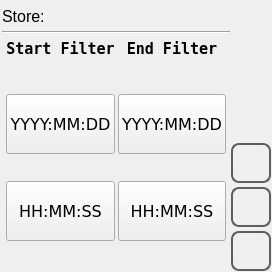
First picture: the form in qt_library/ATCMstore/store_filter.ui, repository MECTsrl/mect_plugins, before the edit.
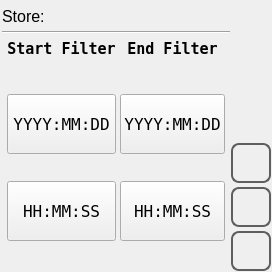
Second picture: the form after the edit. Icons and pictures are not drawn.

Patch:
```diff
--- a/qt_library/ATCMstore/store_filter.ui
+++ b/qt_library/ATCMstore/store_filter.ui
@@ -26,7 +26,28 @@
    <string>store_filter</string>
   </property>
   <property name="styleSheet">
-   <string notr="true"/>
+   <string notr="true">QPushButton  {
+	font: 12pt &quot;DejaVu Sans Mono&quot;;
+	qproperty-focusPolicy: NoFocus;
+}
+QPushButton#pushButtonReset, 
+QPushButton#pushButtonCancel, 
+QPushButton#pushButtonOk
+{
+	border-radius: 8px;
+	border: 2px solid  rgb(94, 94, 94);
+	qproperty-iconSize: 24px 24px;
+}
+QPushButton:pressed
+{
+	border: 2px solid  rgb(194, 194, 194);
+	background-color:  rgb(255, 255, 127);
+}
+QPushButton:disabled
+{
+	border: 2px solid  rgb(194, 194, 194);
+}
+</string>
   </property>
   <layout class="QHBoxLayout" name="horizontalLayout">
    <property name="spacing">
@@ -71,8 +92,11 @@
        </property>
        <property name="font">
         <font>
-         <family>DejaVu Sans</family>
+         <family>DejaVu Sans Mono</family>
          <pointsize>12</pointsize>
+         <weight>50</weight>
+         <italic>false</italic>
+         <bold>false</bold>
         </font>
        </property>
        <property name="text">
@@ -215,8 +239,11 @@
        </property>
        <property name="font">
         <font>
-         <family>DejaVu Sans</family>
+         <family>DejaVu Sans Mono</family>
          <pointsize>12</pointsize>
+         <weight>50</weight>
+         <italic>false</italic>
+         <bold>false</bold>
         </font>
        </property>
        <property name="text">
@@ -292,8 +319,11 @@
        </property>
        <property name="font">
         <font>
-         <family>DejaVu Sans</family>
+         <family>DejaVu Sans Mono</family>
          <pointsize>12</pointsize>
+         <weight>50</weight>
+         <italic>false</italic>
+         <bold>false</bold>
         </font>
        </property>
        <property name="text">
@@ -336,8 +366,11 @@
        </property>
        <property name="font">
         <font>
-         <family>DejaVu Sans</family>
+         <family>DejaVu Sans Mono</family>
          <pointsize>12</pointsize>
+         <weight>50</weight>
+         <italic>false</italic>
+         <bold>false</bold>
         </font>
        </property>
        <property name="text">
```
Left out of the diff: 45 changed lines with no effect on the pictures.
